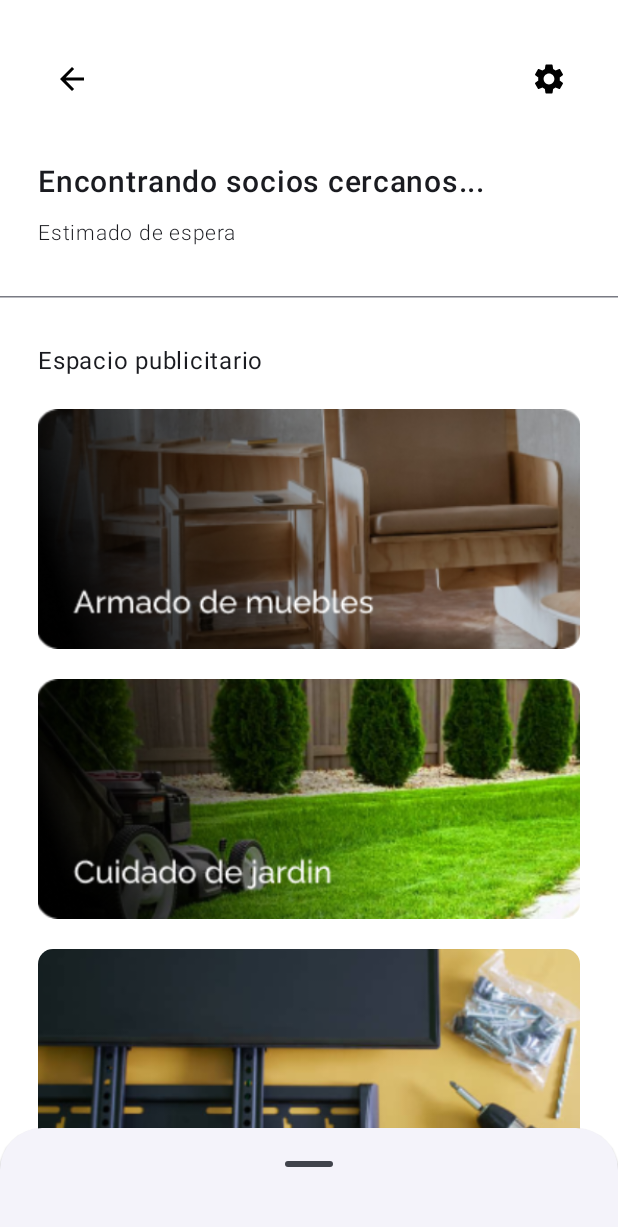
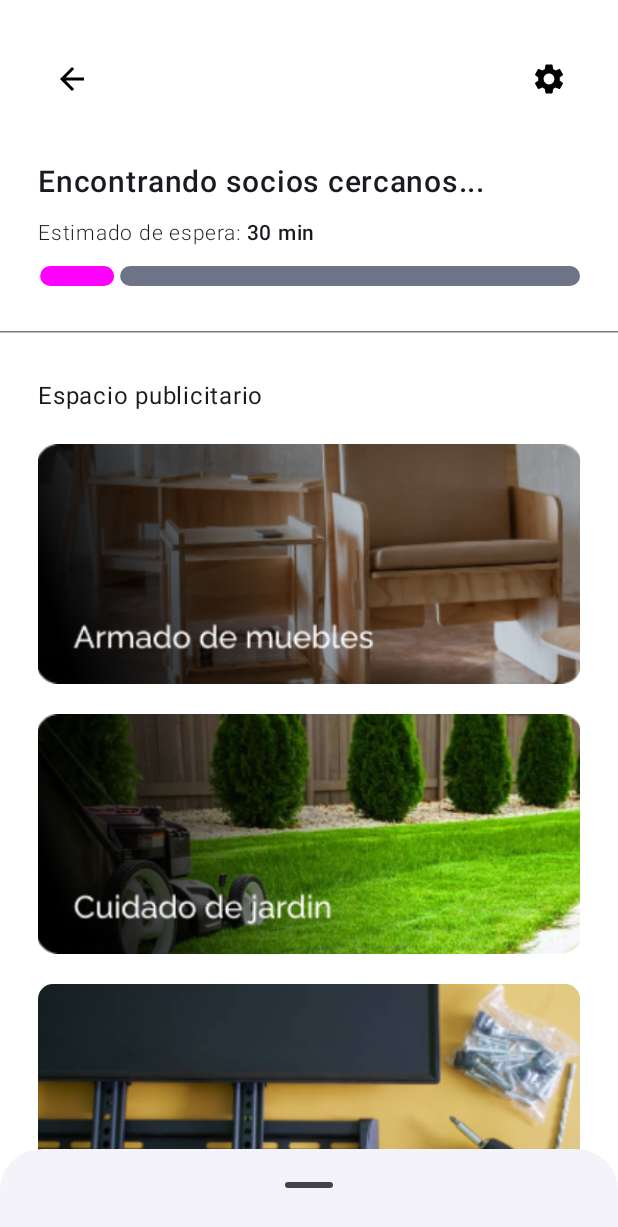
Before and after one commit to mariohdez22/AppZervy.Cliente, an Android app built with Jetpack Compose: the screen it shows after launch (MainActivity), on a phone screen of 412 x 824 dp. Shown: the top 1227 px of the screen. Run offline under Robolectric (Android 15) with nearby library versions, the light colour scheme and no system bars; our stand-ins replace Firebase (no records; nobody signed in at launch, a user with empty details on screens opened directly).

Commit message:
corrigien espera page

```diff
--- a/app/src/main/java/com/example/appzervycliente/Views/Cliente/EsperaPage.kt
+++ b/app/src/main/java/com/example/appzervycliente/Views/Cliente/EsperaPage.kt
@@ -2,6 +2,7 @@ package com.example.appzervycliente.Views.Cliente
 
 import androidx.compose.animation.AnimatedVisibility
 import androidx.compose.animation.animateColorAsState
+import androidx.compose.animation.core.infiniteRepeatable
 import androidx.compose.animation.core.tween
 import androidx.compose.animation.fadeIn
 import androidx.compose.animation.fadeOut
@@ -10,59 +11,62 @@ import androidx.compose.foundation.background
 import androidx.compose.foundation.layout.Arrangement
 import androidx.compose.foundation.layout.Box
 import androidx.compose.foundation.layout.Column
+import androidx.compose.foundation.layout.Row
 import androidx.compose.foundation.layout.WindowInsets
+import androidx.compose.foundation.layout.fillMaxHeight
 import androidx.compose.foundation.layout.fillMaxSize
 import androidx.compose.foundation.layout.fillMaxWidth
 import androidx.compose.foundation.layout.height
+import androidx.compose.foundation.layout.heightIn
 import androidx.compose.foundation.layout.padding
 import androidx.compose.foundation.layout.width
 import androidx.compose.foundation.lazy.LazyColumn
+import androidx.compose.foundation.lazy.LazyRow
 import androidx.compose.foundation.lazy.items
+import androidx.compose.foundation.rememberScrollState
 import androidx.compose.foundation.shape.RoundedCornerShape
+import androidx.compose.foundation.verticalScroll
 import androidx.compose.material.icons.Icons
 import androidx.compose.material.icons.automirrored.filled.ArrowBack
-import androidx.compose.material.icons.filled.Add
 import androidx.compose.material.icons.filled.Settings
-import androidx.compose.material3.BottomSheetDefaults
 import androidx.compose.material3.BottomSheetScaffold
 import androidx.compose.material3.ExperimentalMaterial3Api
-import androidx.compose.material3.FloatingActionButton
 import androidx.compose.material3.HorizontalDivider
 import androidx.compose.material3.Icon
 import androidx.compose.material3.IconButton
 import androidx.compose.material3.IconButtonDefaults
-import androidx.compose.material3.ModalBottomSheet
-import androidx.compose.material3.Scaffold
+import androidx.compose.material3.LinearProgressIndicator
+import androidx.compose.material3.ProgressIndicatorDefaults
 import androidx.compose.material3.SheetState
 import androidx.compose.material3.SheetValue
 import androidx.compose.material3.Text
 import androidx.compose.material3.TopAppBar
 import androidx.compose.material3.TopAppBarDefaults
 import androidx.compose.material3.rememberBottomSheetScaffoldState
-import androidx.compose.material3.rememberModalBottomSheetState
 import androidx.compose.material3.rememberStandardBottomSheetState
 import androidx.compose.runtime.Composable
-import androidx.compose.runtime.LaunchedEffect
 import androidx.compose.runtime.getValue
-import androidx.compose.runtime.mutableStateOf
-import androidx.compose.runtime.remember
 import androidx.compose.runtime.rememberCoroutineScope
-import androidx.compose.runtime.setValue
 import androidx.compose.ui.Modifier
 import androidx.compose.ui.draw.clip
 import androidx.compose.ui.graphics.Color
+import androidx.compose.ui.graphics.StrokeCap
 import androidx.compose.ui.layout.ContentScale
 import androidx.compose.ui.res.painterResource
+import androidx.compose.ui.res.stringResource
+import androidx.compose.ui.text.SpanStyle
+import androidx.compose.ui.text.buildAnnotatedString
 import androidx.compose.ui.text.font.FontWeight
+import androidx.compose.ui.text.withStyle
 import androidx.compose.ui.tooling.preview.Preview
 import androidx.compose.ui.unit.dp
 import androidx.compose.ui.unit.sp
 import androidx.navigation.NavHostController
 import androidx.navigation.compose.rememberNavController
+import com.example.appzervycliente.Components.common.IconTextHorizontalSection
 import com.example.appzervycliente.R
 import com.example.appzervycliente.ui.theme.AppZervyClienteTheme
 import kotlinx.coroutines.CoroutineScope
-import kotlinx.coroutines.launch
 
 @OptIn(ExperimentalMaterial3Api::class)
 @Composable
@@ -84,7 +88,7 @@ fun EsperaPage(
             TopBar(bottomSheetState.currentValue == SheetValue.Expanded)
         },
         sheetContent = { BodySheet(scope, bottomSheetState) },
-        sheetPeekHeight = 72.dp
+        sheetPeekHeight = 58.dp
     ) {
         paddingValues ->
         Box(
@@ -202,26 +206,164 @@ private fun BodySheet(
     scope: CoroutineScope,
     sheetState: SheetState
 ){
+    val scrollState = rememberScrollState()
+
+    val images = listOf(
+        painterResource(R.drawable.furniture_assembly_image),
+        painterResource(R.drawable.garden_care_image),
+        painterResource(R.drawable.tv),
+        painterResource(R.drawable.mueble),
+        painterResource(R.drawable.furniture_assembly_image),
+        painterResource(R.drawable.garden_care_image),
+        painterResource(R.drawable.tv),
+        painterResource(R.drawable.mueble),
+    )
+
     Column(
         modifier = Modifier
-            .padding(25.dp)
+            .heightIn(max = 500.dp)
             .fillMaxWidth()
+            .verticalScroll(scrollState),
+        verticalArrangement = Arrangement.spacedBy(5.dp),
     ) {
-        Text("hola que tal")
+        Column(
+            modifier = Modifier
+                .padding(25.dp)
+        ) {
+            Text(
+                text = "Detalles de la solicitud",
+                fontSize = 25.sp,
+                fontWeight = FontWeight.W500,
+            )
+        }
+        HorizontalDivider(thickness = 1.dp)
+        Column(
+            modifier = Modifier
+                .padding(25.dp),
+            verticalArrangement = Arrangement.spacedBy(15.dp)
+        ) {
+            Text(
+                text = "Montaje de muebles para sala",
+                fontSize = 20.sp,
+                fontWeight = FontWeight.W500,
+            )
+            Text(
+                text = stringResource(R.string.example2)
+            )
+            Text(
+                text = stringResource(R.string.example)
+            )
+            Detalles()
+        }
+
+        Column(
+            modifier = Modifier
+                .padding(start = 25.dp, end = 25.dp),
+            verticalArrangement = Arrangement.spacedBy(10.dp)
+        ){
+            Text(
+                text = "Detalles de la solicitud",
+                fontSize = 17.sp,
+                fontWeight = FontWeight.W500,
+            )
+            Row(
+                modifier = Modifier
+                    .fillMaxWidth()
+                    .height(100.dp),
+                horizontalArrangement = Arrangement.spacedBy(5.dp)
+            ){
+                LazyRow(
+                    modifier = Modifier
+                        .padding(bottom = 10.dp)
+                        .weight(1f),
+                    horizontalArrangement = Arrangement.spacedBy(10.dp)
+                ) {
+                    items(images) { image ->
+                        Image(
+                            modifier = Modifier
+                                .fillMaxHeight()
+                                .width(110.dp)
+                                .clip(shape = RoundedCornerShape(10.dp)),
+                            painter = image,
+                            contentDescription = "image",
+                            contentScale = ContentScale.Crop
+                        )
+                    }
+                }
+            }
+        }
     }
 
 }
 
-@OptIn(ExperimentalMaterial3Api::class)
 @Composable
-@Preview(showBackground = true)
-private fun SheetPreview(){
-    AppZervyClienteTheme(
-        dynamicColor = false
+private fun Detalles(){
+
+    Column(
+        modifier = Modifier
+            .padding(top = 20.dp)
+            .fillMaxWidth(),
+        verticalArrangement = Arrangement.spacedBy(15.dp)
     ) {
-        BodySheet(rememberCoroutineScope(), rememberModalBottomSheetState())
+        IconTextHorizontalSection(
+            painter = painterResource(R.drawable.start_icon),
+            label = "Categoria",
+            text = "Montaje de Articulos",
+            labelSize = 14.5.sp,
+            textSize = 14.5.sp,
+            labelWeight = FontWeight.W500,
+            textWeight = FontWeight.W300,
+            iconGap = 7.dp,
+            horizontalArrangement = Arrangement.SpaceBetween
+        )
+        IconTextHorizontalSection(
+            painter = painterResource(R.drawable.start_icon),
+            label = "Fecha",
+            text = "24 de Abril 2024 | 6:34 PM",
+            labelSize = 14.5.sp,
+            textSize = 14.5.sp,
+            labelWeight = FontWeight.W500,
+            textWeight = FontWeight.W300,
+            iconGap = 7.dp,
+            horizontalArrangement = Arrangement.SpaceBetween
+        )
+        IconTextHorizontalSection(
+            painter = painterResource(R.drawable.start_icon),
+            label = "Tipo de pago",
+            text = "En Curso",
+            labelSize = 14.5.sp,
+            textSize = 14.5.sp,
+            labelWeight = FontWeight.W500,
+            textWeight = FontWeight.W300,
+            iconGap = 7.dp,
+            horizontalArrangement = Arrangement.SpaceBetween
+        )
+        IconTextHorizontalSection(
+            painter = painterResource(R.drawable.start_icon),
+            label = "Duracion",
+            text = "Un dia",
+            labelSize = 14.5.sp,
+            textSize = 14.5.sp,
+            labelWeight = FontWeight.W500,
+            textWeight = FontWeight.W300,
+            iconGap = 7.dp,
+            horizontalArrangement = Arrangement.SpaceBetween
+        )
     }
+
 }
+
+
+//@OptIn(ExperimentalMaterial3Api::class)
+//@Composable
+//@Preview(showBackground = true)
+//private fun SheetPreview(){
+//    AppZervyClienteTheme(
+//        dynamicColor = false
+//    ) {
+//        BodySheet(rememberCoroutineScope(), rememberModalBottomSheetState())
+//    }
+//}
 
 
 @Composable
@@ -248,9 +390,20 @@ private fun Cargando(){
                 fontSize = 20.sp,
             )
             Text(
-                text = "Estimado de espera",
+                text = buildAnnotatedString {
+                    append("Estimado de espera: ")
+                    withStyle(style = SpanStyle(fontWeight = FontWeight.W500)){
+                        append("30 min")
+                    }
+                },
                 fontWeight = FontWeight.W300,
                 fontSize = 14.sp,
+            )
+            LinearProgressIndicator(
+                modifier = Modifier
+                    .height(13.dp)
+                    .fillMaxWidth(),
+                color = Color.Magenta,
             )
         }
     }
--- a/app/src/main/res/values/strings.xml
+++ b/app/src/main/res/values/strings.xml
@@ -59,6 +59,18 @@
     <string name="urlEficiencia">https://i.giphy.com/media/v1.Y2lkPTc5MGI3NjExMGVlMGFseXo2MzI4cGZrMGxhNHBpOGk2YjZ2aTBraG56d3Z2ZWhzaCZlcD12MV9pbnRlcm5hbF9naWZfYnlfaWQmY3Q9Zw/cNWkC2JTKdqWcwcVsc/giphy.gif</string>
     <string name="urlTrabajoHecho">https://i.giphy.com/media/v1.Y2lkPTc5MGI3NjExemdoaGsyazF4ajZnNmNzMWx0bTJud2FtNXpyZjMxNzR4eDl6eHZ1OSZlcD12MV9pbnRlcm5hbF9naWZfYnlfaWQmY3Q9cw/M3brAky8azgnM39iCb/giphy.gif</string>
 
-    <string name="example">Sed ut perspiciatis unde omnis iste natus error sit voluptatem accusantium doloremque laudantium,   Nemo enim ipsam voluptatem quia voluptas sit aspernatur aut odit aut fugit, sed quia consequuntur magni.</string>
+    <string name="example">
+        Sed ut perspiciatis unde omnis iste natus error sit voluptatem
+        accusantium doloremque laudantium, Nemo enim ipsam voluptatem quia voluptas
+        sit aspernatur aut odit aut fugit, sed quia consequuntur magni.
+    </string>
+
+    <string name="example2">
+        Sed ut perspiciatis unde omnis iste natus error sit voluptatem accusantium doloremque
+        laudantium, totam rem aperiam, eaque ipsa quae ab illo inventore veritatis et quasi
+        architecto beatae vitae dicta sunt explicabo, sed quia consequuntur magni dolores,
+        sed quia consequuntur magni. Sed ut perspiciatis unde omnis iste natus error sit
+        voluptatem accusantium doloremque laudantium, totam rem.
+    </string>
 
 </resources>
```
